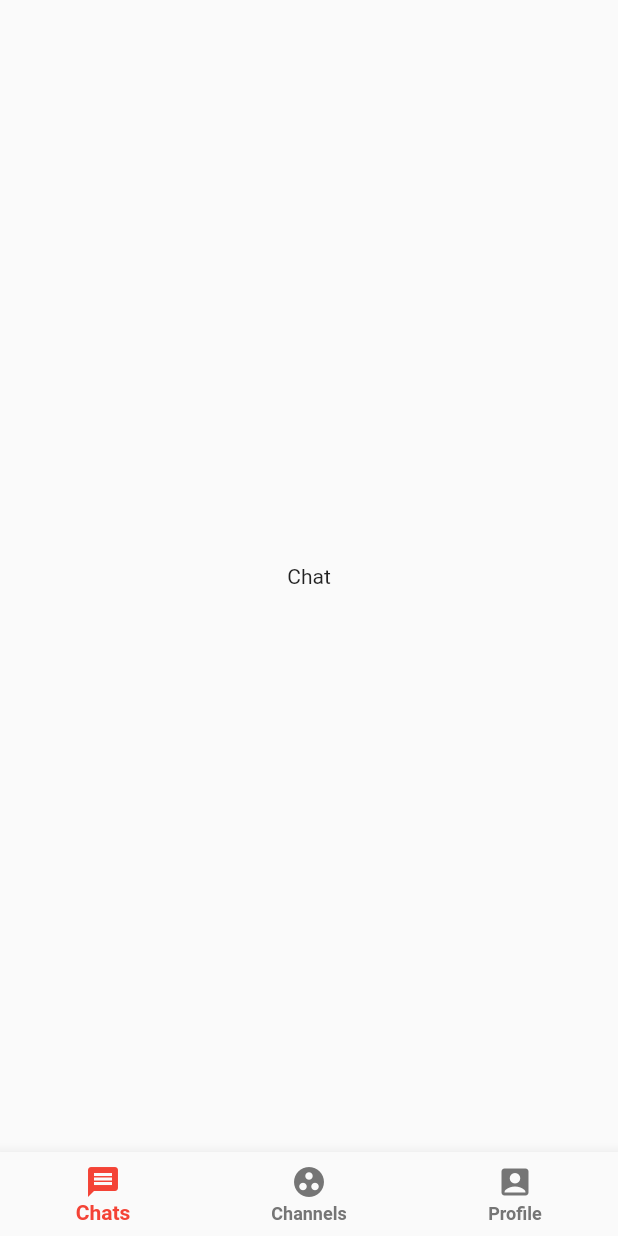
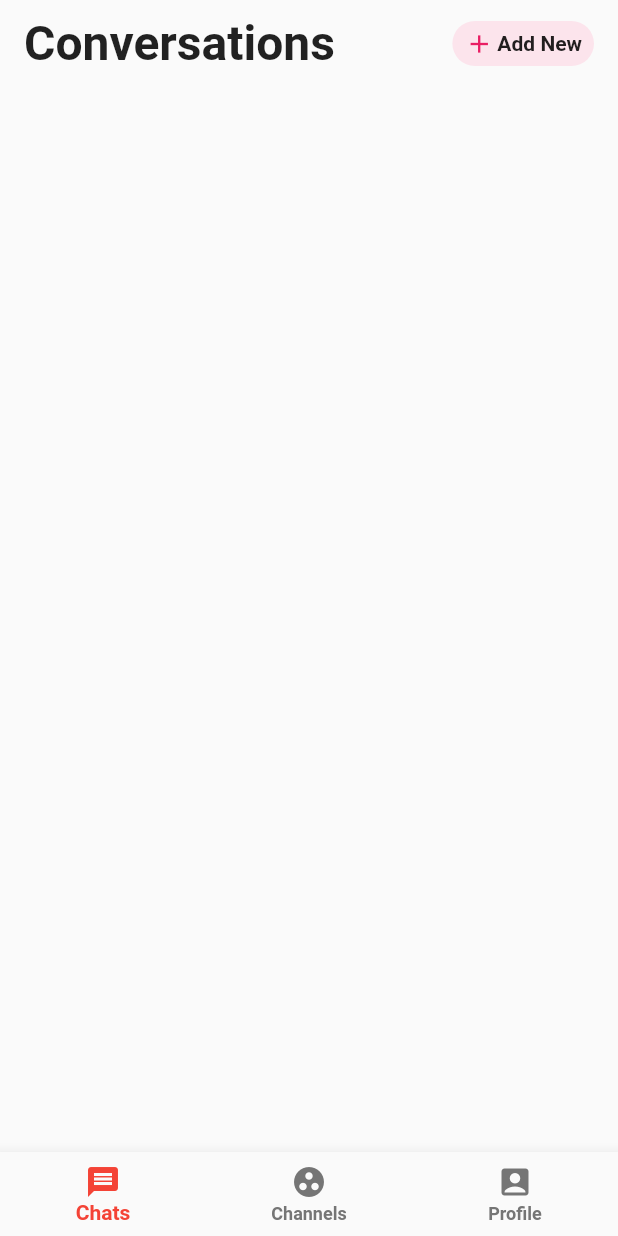
Before and after one commit to daktari01/chat_app, a Flutter app: the screen it shows after launch, on a phone screen of 412 x 824 dp. Run offline on Flutter 3.47's test engine with Material 2 defaults, Android fonts, the phone set to English and light mode, and no system bars.

Commit message:
Add Conversations header

```diff
--- /dev/null
+++ b/lib/screens/chatPage.dart
@@ -0,0 +1,64 @@
+import 'package:flutter/material.dart';
+
+class ChatPage extends StatefulWidget {
+  @override
+  _ChatPageState createState() => _ChatPageState();
+}
+
+class _ChatPageState extends State<ChatPage> {
+  @override
+  Widget build(BuildContext context) {
+    return Scaffold(
+      body: SingleChildScrollView(
+        physics: BouncingScrollPhysics(),
+        child: Column(
+          crossAxisAlignment: CrossAxisAlignment.start,
+          children: [
+            SafeArea(
+              child: Padding(
+                padding: EdgeInsets.only(left: 16.0, right: 16.0, top: 10.0),
+                child: Row(
+                  mainAxisAlignment: MainAxisAlignment.spaceBetween,
+                  children: [
+                    Text(
+                      'Conversations',
+                      style: TextStyle(
+                        fontSize: 32.0,
+                        fontWeight: FontWeight.bold
+                      ),
+                    ),
+                    Container(
+                      padding: EdgeInsets.only(left: 8.0, right: 8.0, top: 2.0, bottom: 2.0),
+                      height: 30.0,
+                      decoration: BoxDecoration(
+                        borderRadius: BorderRadius.circular(30.0),
+                        color: Colors.pink[50]
+                      ),
+                      child: Row(
+                        children: [
+                          Icon(
+                            Icons.add,
+                            color: Colors.pink,
+                            size: 20.0,
+                          ),
+                          SizedBox(width: 2.0),
+                          Text(
+                            'Add New',
+                            style: TextStyle(
+                              fontSize: 14.0,
+                              fontWeight: FontWeight.bold
+                            ),
+                          ),
+                        ],
+                      ),
+                    )
+                  ],
+                ),
+              )
+            )
+          ],
+        ),
+      ),
+    );
+  }
+}
--- a/lib/screens/homePage.dart
+++ b/lib/screens/homePage.dart
@@ -1,14 +1,11 @@
+import 'package:chat_app/screens/chatPage.dart';
 import 'package:flutter/material.dart';
 
 class HomePage extends StatelessWidget {
   @override
   Widget build(BuildContext context) {
     return Scaffold(
-      body: Container(
-        child: Center(
-          child: Text('Chat'),
-        ),
-      ),
+      body: ChatPage(),
       bottomNavigationBar: BottomNavigationBar(
         selectedItemColor: Colors.red,
         unselectedItemColor: Colors.grey.shade600,
```
